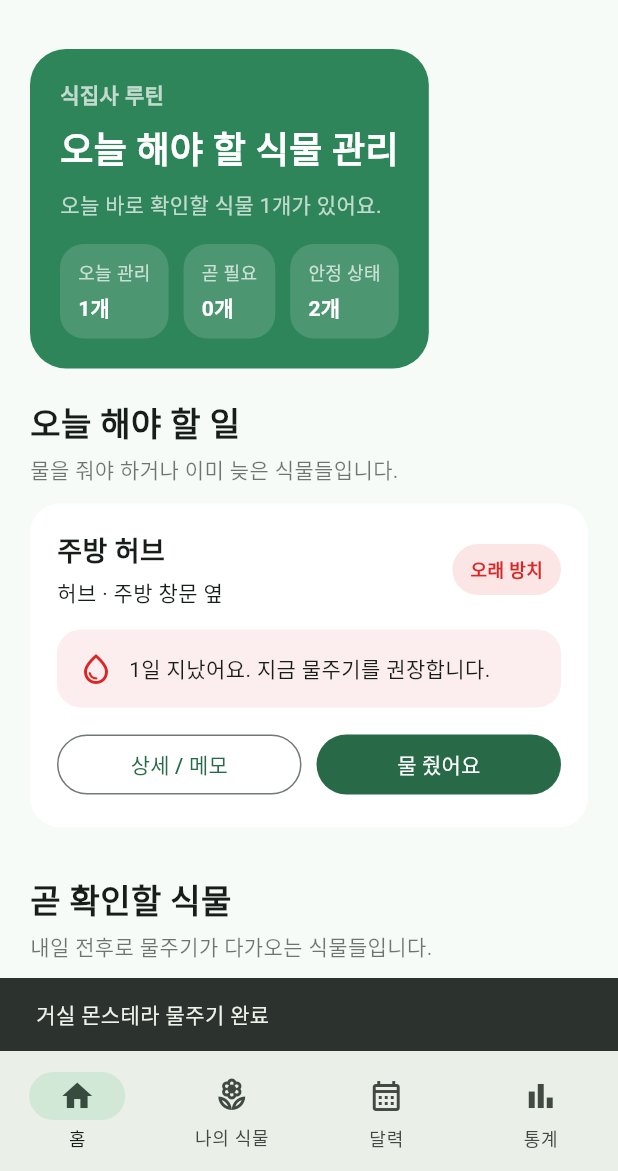
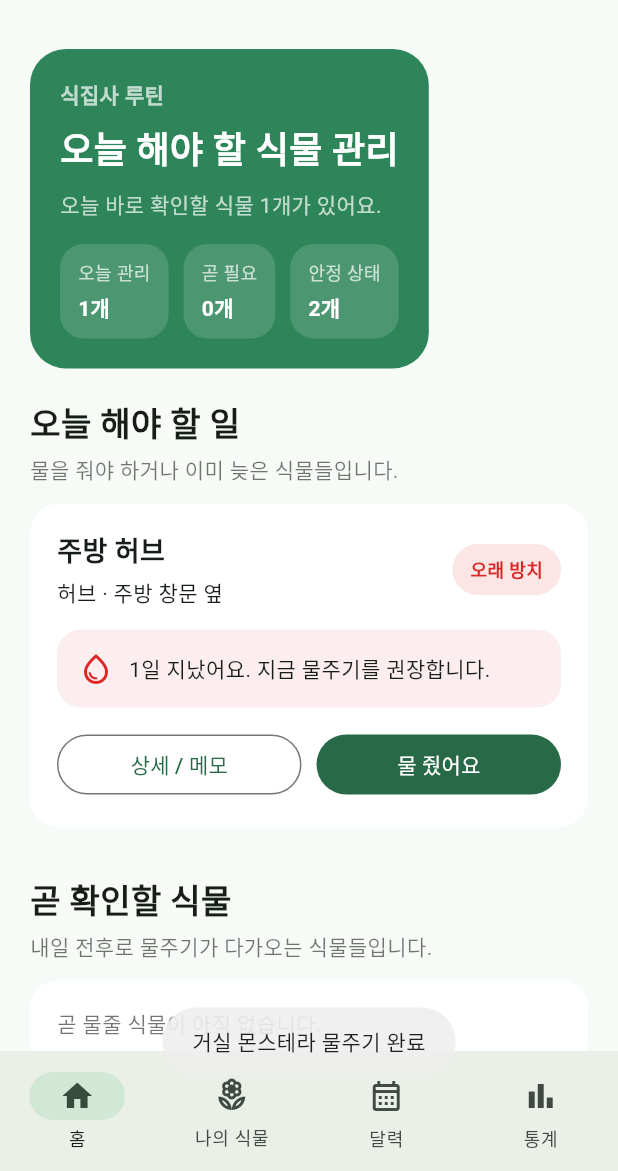
Before and after one commit to brosister/plant_reminder, a Flutter app: the screen it shows after launch, after a tap on "물 줬어요", on a phone screen of 412 x 824 dp, the part 65-1236 px from its top. Run offline on Flutter 3.47's test engine with Material 3 defaults, Android fonts, the phone set to English and light mode, and no system bars; our stand-ins replace flutter_local_notifications, fluttertoast, google_sign_in, shared_preferences, sign_in_with_apple, timezone; accounts and stored records are empty.

Commit message:
style: use toast messages and safe bottom spacing

```diff
--- a/lib/main.dart
+++ b/lib/main.dart
@@ -1,4 +1,5 @@
 import 'package:flutter/material.dart';
+import 'package:fluttertoast/fluttertoast.dart';
 
 import 'app_settings_service.dart';
 import 'auth_service.dart';
@@ -110,14 +111,17 @@ class _PlantRootPageState extends State<PlantRootPage> {
     await NotificationService.rescheduleForPlants(_plants, settings: _settings);
   }
 
+  void _showToast(String message) {
+    Fluttertoast.cancel();
+    Fluttertoast.showToast(msg: message, gravity: ToastGravity.BOTTOM);
+  }
+
   void _markWatered(PlantItem plant) {
     setState(() {
       plant.lastWateredAt = DateTime.now();
     });
     _persistPlants();
-    ScaffoldMessenger.of(context).showSnackBar(
-      SnackBar(content: Text('${plant.name} 물주기 완료')),
-    );
+    _showToast('${plant.name} 물주기 완료');
   }
 
   void _savePlant(PlantItem plant, {bool isNew = false}) {
@@ -194,15 +198,11 @@ class _PlantRootPageState extends State<PlantRootPage> {
         setState(() {
           _authUser = user;
         });
-        ScaffoldMessenger.of(context).showSnackBar(
-          SnackBar(content: Text('${user.provider == 'google' ? '구글' : '애플'} 로그인 성공')),
-        );
+        _showToast('${user.provider == 'google' ? '구글' : '애플'} 로그인 성공');
       }
     } catch (error) {
       if (!mounted) return;
-      ScaffoldMessenger.of(context).showSnackBar(
-        SnackBar(content: Text('로그인에 실패했습니다: $error')),
-      );
+      _showToast('로그인에 실패했습니다.');
     } finally {
       if (mounted) {
         setState(() {
@@ -218,9 +218,7 @@ class _PlantRootPageState extends State<PlantRootPage> {
     setState(() {
       _authUser = null;
     });
-    ScaffoldMessenger.of(context).showSnackBar(
-      const SnackBar(content: Text('로그아웃 되었습니다.')),
-    );
+    _showToast('로그아웃 되었습니다.');
   }
 
   @override
@@ -295,9 +293,11 @@ class HomeTab extends StatelessWidget {
         SliverToBoxAdapter(
           child: Padding(
             padding: const EdgeInsets.all(20),
-            child: Column(
-              crossAxisAlignment: CrossAxisAlignment.start,
-              children: [
+            child: Padding(
+              padding: const EdgeInsets.only(bottom: 100),
+              child: Column(
+                crossAxisAlignment: CrossAxisAlignment.start,
+                children: [
                 Container(
                   padding: const EdgeInsets.all(20),
                   decoration: BoxDecoration(
@@ -348,7 +348,8 @@ class HomeTab extends StatelessWidget {
                   const EmptyCard(message: '곧 물줄 식물이 아직 없습니다.')
                 else
                   ...soonTasks.map((plant) => CompactPlantCard(plant: plant, onTap: () => onTapPlant(plant))),
-              ],
+                ],
+              ),
             ),
           ),
         ),
@@ -394,6 +395,7 @@ class MyPlantsTab extends StatelessWidget {
           const SizedBox(height: 20),
           Expanded(
             child: ListView.separated(
+              padding: const EdgeInsets.only(bottom: 110),
               itemCount: plants.length,
               separatorBuilder: (context, index) => const SizedBox(height: 12),
               itemBuilder: (context, index) {
@@ -432,6 +434,7 @@ class CalendarTab extends StatelessWidget {
               padding: const EdgeInsets.all(18),
               decoration: BoxDecoration(color: Colors.white, borderRadius: BorderRadius.circular(20)),
               child: ListView(
+                padding: const EdgeInsets.only(bottom: 90),
                 children: [
                   Text('${_monthLabel(DateTime.now())} 관리 예정', style: const TextStyle(fontSize: 18, fontWeight: FontWeight.bold)),
                   const SizedBox(height: 12),
@@ -496,6 +499,7 @@ class StatsTab extends StatelessWidget {
     return Padding(
       padding: const EdgeInsets.all(20),
       child: ListView(
+        padding: const EdgeInsets.only(bottom: 90),
         children: [
           const Text('통계', style: TextStyle(fontSize: 28, fontWeight: FontWeight.bold)),
           const SizedBox(height: 6),
--- a/pubspec.yaml
+++ b/pubspec.yaml
@@ -36,6 +36,7 @@ dependencies:
   shared_preferences: ^2.5.3
   flutter_local_notifications: ^19.4.2
   timezone: ^0.10.1
+  fluttertoast: ^8.2.12
 
 dev_dependencies:
   flutter_test:
```
